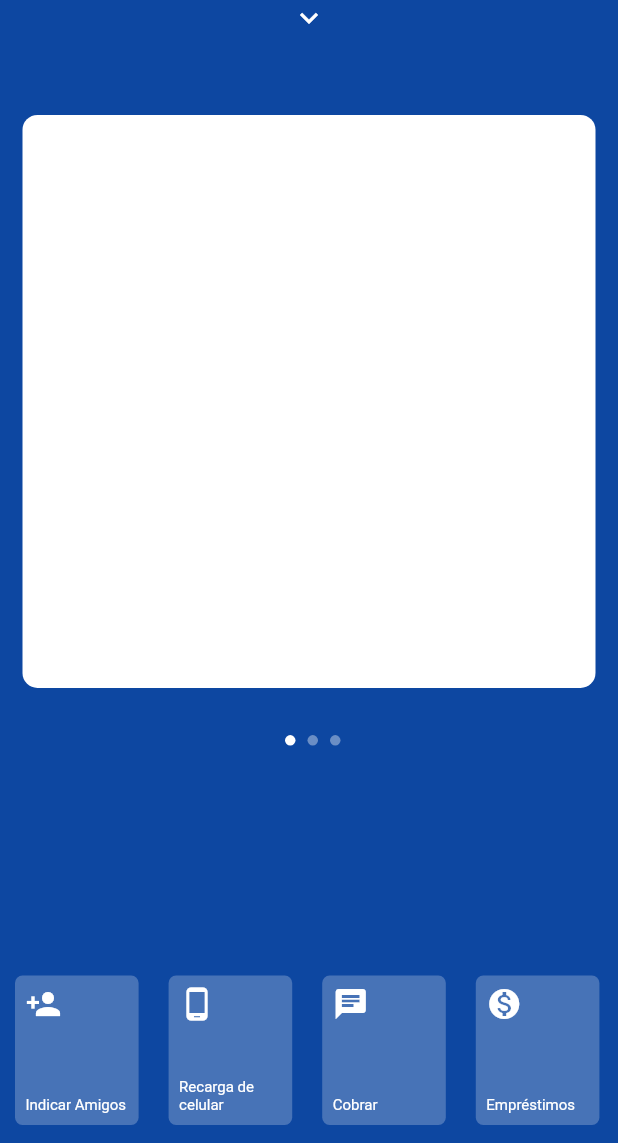
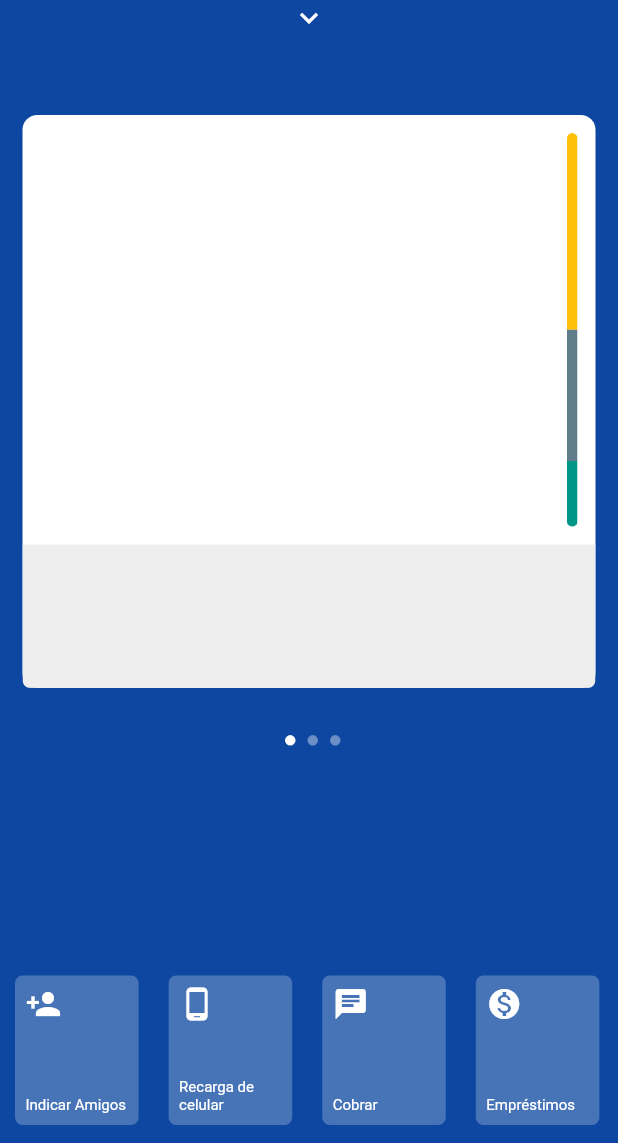
Before and after one commit to RamonXavier/BankRx, a Flutter app: the screen it shows after launch, on a phone screen of 412 x 824 dp, the part 93-1236 px from its top. Run offline on Flutter 3.47's test engine with Material 2 defaults, Android fonts, the light colour scheme and no system bars; network calls fail.

Commit message:
inicio montagem de cards

```diff
--- a/bankrx/lib/pages/home/home.pages.dart
+++ b/bankrx/lib/pages/home/home.pages.dart
@@ -1,3 +1,4 @@
+import 'package:bankrx/pages/home/widgets/bottomMenu.widget.dart';
 import 'package:bankrx/pages/home/widgets/item_menu_bottom.widget.dart';
 import 'package:bankrx/pages/home/widgets/menuApp.widget.dart';
 import 'package:bankrx/pages/home/widgets/my_app_bar.widget.dart';
@@ -76,54 +77,13 @@ class _HomePageState extends State<HomePage> {
               });
             },
           ),
+          BottomMenu(showMenu: _showMenu),
           MyDotsApp(
             showMenu: _showMenu,
             top: _screenHeight * .67,
             left: 190,
             currentIndex: _currentIndex,
           ),
-          AnimatedPositioned(
-            duration: const Duration(milliseconds: 200),
-            bottom: !_showMenu ? 0 + MediaQuery.of(context).padding.bottom : 0,
-            left: 0,
-            right: 0,
-            child: IgnorePointer(
-              ignoring: _showMenu,
-              child: AnimatedOpacity(
-                duration: const Duration(milliseconds: 200),
-                opacity: !_showMenu ? 1 : 0,
-                // ignore: sized_box_for_whitespace
-                child: Container(
-                  height: _screenHeight * 0.15,
-                  child: ListView(
-                    physics: const BouncingScrollPhysics(),
-                    scrollDirection: Axis.horizontal,
-                    children: const <Widget>[
-                      ItemMenuBottom(
-                          icon: Icons.person_add, text: "Indicar Amigos"),
-                      ItemMenuBottom(
-                          icon: Icons.phone_android,
-                          text: "Recarga de celular"),
-                      ItemMenuBottom(icon: Icons.chat, text: "Cobrar"),
-                      ItemMenuBottom(
-                          icon: Icons.monetization_on, text: "Empréstimos"),
-                      ItemMenuBottom(
-                          icon: Icons.move_to_inbox, text: "Depositar"),
-                      ItemMenuBottom(
-                          icon: Icons.mobile_screen_share, text: "Trasnferir"),
-                      ItemMenuBottom(
-                          icon: Icons.format_align_center_rounded,
-                          text: "Ajustar Limite"),
-                      ItemMenuBottom(
-                          icon: Icons.chrome_reader_mode, text: "Pagar"),
-                      ItemMenuBottom(
-                          icon: Icons.lock_open, text: "Bloquear cartão"),
-                    ],
-                  ),
-                ),
-              ),
-            ),
-          )
         ],
       ),
     );
--- /dev/null
+++ b/bankrx/lib/pages/home/widgets/bottomMenu.widget.dart
@@ -0,0 +1,48 @@
+import 'package:bankrx/pages/home/widgets/item_menu_bottom.widget.dart';
+import 'package:flutter/material.dart';
+
+class BottomMenu extends StatelessWidget {
+  final bool showMenu;
+  const BottomMenu({Key? key, required this.showMenu}) : super(key: key);
+
+  @override
+  Widget build(BuildContext context) {
+    return AnimatedPositioned(
+      duration: const Duration(milliseconds: 200),
+      bottom: !showMenu ? 0 + MediaQuery.of(context).padding.bottom : 0,
+      left: 0,
+      right: 0,
+      child: IgnorePointer(
+        ignoring: showMenu,
+        child: AnimatedOpacity(
+          duration: const Duration(milliseconds: 200),
+          opacity: !showMenu ? 1 : 0,
+          // ignore: sized_box_for_whitespace
+          child: Container(
+            height: MediaQuery.of(context).size.height * 0.15,
+            child: ListView(
+              physics: const BouncingScrollPhysics(),
+              scrollDirection: Axis.horizontal,
+              children: const <Widget>[
+                ItemMenuBottom(icon: Icons.person_add, text: "Indicar Amigos"),
+                ItemMenuBottom(
+                    icon: Icons.phone_android, text: "Recarga de celular"),
+                ItemMenuBottom(icon: Icons.chat, text: "Cobrar"),
+                ItemMenuBottom(
+                    icon: Icons.monetization_on, text: "Empréstimos"),
+                ItemMenuBottom(icon: Icons.move_to_inbox, text: "Depositar"),
+                ItemMenuBottom(
+                    icon: Icons.mobile_screen_share, text: "Trasnferir"),
+                ItemMenuBottom(
+                    icon: Icons.format_align_center_rounded,
+                    text: "Ajustar Limite"),
+                ItemMenuBottom(icon: Icons.chrome_reader_mode, text: "Pagar"),
+                ItemMenuBottom(icon: Icons.lock_open, text: "Bloquear cartão"),
+              ],
+            ),
+          ),
+        ),
+      ),
+    );
+  }
+}
--- a/bankrx/lib/pages/home/widgets/card_app.widget.dart
+++ b/bankrx/lib/pages/home/widgets/card_app.widget.dart
@@ -1,11 +1,15 @@
 import 'package:flutter/material.dart';
 
 class CardApp extends StatelessWidget {
+  final Widget child;
+
+  const CardApp({Key? key, required this.child}) : super(key: key);
   @override
   Widget build(BuildContext context) {
     return Padding(
       padding: const EdgeInsets.all(15),
       child: Container(
+        child: child,
         decoration: const BoxDecoration(
           color: Colors.white,
           borderRadius: BorderRadius.all(
--- /dev/null
+++ b/bankrx/lib/pages/home/widgets/first_card.widged.dart
@@ -0,0 +1,66 @@
+import 'package:flutter/material.dart';
+
+class FirstCard extends StatelessWidget {
+  const FirstCard({Key? key}) : super(key: key);
+
+  @override
+  Widget build(BuildContext context) {
+    return ClipRRect(
+      borderRadius: BorderRadius.circular(5),
+      child: Column(
+        children: [
+          Expanded(
+            child: Container(
+              child: Row(
+                children: [
+                  Expanded(
+                    child: Column(
+                      children: [],
+                    ),
+                  ),
+                  Padding(
+                    padding: const EdgeInsets.only(
+                        top: 12, bottom: 12, left: 10, right: 12),
+                    child: ClipRRect(
+                      borderRadius: BorderRadius.circular(5),
+                      child: Container(
+                        width: 7,
+                        decoration: BoxDecoration(
+                          borderRadius: BorderRadius.circular(5),
+                          //  color: Colors.teal,
+                        ),
+                        child: Column(
+                          children: [
+                            Expanded(
+                              flex: 3,
+                              child: Container(color: Colors.amber),
+                            ),
+                            Expanded(
+                              flex: 2,
+                              child: Container(color: Colors.blueGrey),
+                            ),
+                            Expanded(
+                              flex: 1,
+                              child: Container(color: Colors.teal),
+                            ),
+                          ],
+                        ),
+                      ),
+                    ),
+                  )
+                ],
+              ),
+            ),
+            flex: 3,
+          ),
+          Expanded(
+            flex: 1,
+            child: Container(
+              color: Colors.grey[200],
+            ),
+          ),
+        ],
+      ),
+    );
+  }
+}
--- a/bankrx/lib/pages/home/widgets/page_view_app.dart
+++ b/bankrx/lib/pages/home/widgets/page_view_app.dart
@@ -1,4 +1,5 @@
 import 'package:bankrx/pages/home/widgets/card_app.widget.dart';
+import 'package:bankrx/pages/home/widgets/first_card.widged.dart';
 import 'package:flutter/material.dart';
 
 class PageViewApp extends StatelessWidget {
@@ -17,7 +18,7 @@ class PageViewApp extends StatelessWidget {
   @override
   Widget build(BuildContext context) {
     return AnimatedPositioned(
-      duration: const Duration(milliseconds: 150),
+      duration: const Duration(milliseconds: 260),
       curve: Curves.easeOut,
       top: top,
       height: MediaQuery.of(context).size.height * .50,
@@ -30,10 +31,10 @@ class PageViewApp extends StatelessWidget {
           physics: showMenu
               ? const NeverScrollableScrollPhysics()
               : const BouncingScrollPhysics(),
-          children: <Widget>[
-            CardApp(),
-            CardApp(),
-            CardApp(),
+          children: const <Widget>[
+            CardApp(child: FirstCard()),
+            CardApp(child: FirstCard()),
+            CardApp(child: FirstCard()),
           ],
         ),
       ),
```
